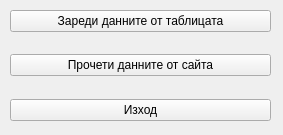
This is UI/job_crawler_app.ui in NadiaStrashnikova/JobCrawler as Qt 5 draws it before an edit. The edited form follows.
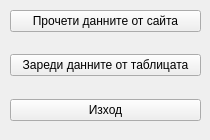
This is the edited form.

Commit message: Main window is ok. TODO : Table View

```diff
--- a/UI/job_crawler_app.ui
+++ b/UI/job_crawler_app.ui
@@ -6,8 +6,8 @@
    <rect>
     <x>0</x>
     <y>0</y>
-    <width>283</width>
-    <height>135</height>
+    <width>210</width>
+    <height>140</height>
    </rect>
   </property>
   <property name="windowTitle">
@@ -18,38 +18,38 @@
     <rect>
      <x>10</x>
      <y>10</y>
-     <width>261</width>
+     <width>191</width>
      <height>111</height>
     </rect>
    </property>
    <layout class="QVBoxLayout" name="verticalLayout">
     <item>
-     <widget class="QPushButton" name="pushButton_2">
-      <property name="text">
-       <string>Зареди данните от таблицата</string>
-      </property>
-     </widget>
-    </item>
-    <item>
-     <spacer name="verticalSpacer_2">
-      <property name="orientation">
-       <enum>Qt::Vertical</enum>
-      </property>
-      <property name="sizeHint" stdset="0">
-       <size>
-        <width>20</width>
-        <height>40</height>
-       </size>
-      </property>
-     </spacer>
-    </item>
-    <item>
-     <widget class="QPushButton" name="pushButton">
+     <widget class="QPushButton" name="Btn_read_site">
       <property name="text">
        <string>Прочети данните от сайта</string>
       </property>
      </widget>
     </item>
+    <item>
+     <spacer name="verticalSpacer_2">
+      <property name="orientation">
+       <enum>Qt::Vertical</enum>
+      </property>
+      <property name="sizeHint" stdset="0">
+       <size>
+        <width>20</width>
+        <height>40</height>
+       </size>
+      </property>
+     </spacer>
+    </item>
+    <item>
+     <widget class="QPushButton" name="Btn_load_all">
+      <property name="text">
+       <string>Зареди данните от таблицата</string>
+      </property>
+     </widget>
+    </item>
     <item>
      <spacer name="verticalSpacer">
       <property name="orientation">
```
Left out of the diff: 2 changed lines with no effect on the pictures. The commit also changes 5 other files.
